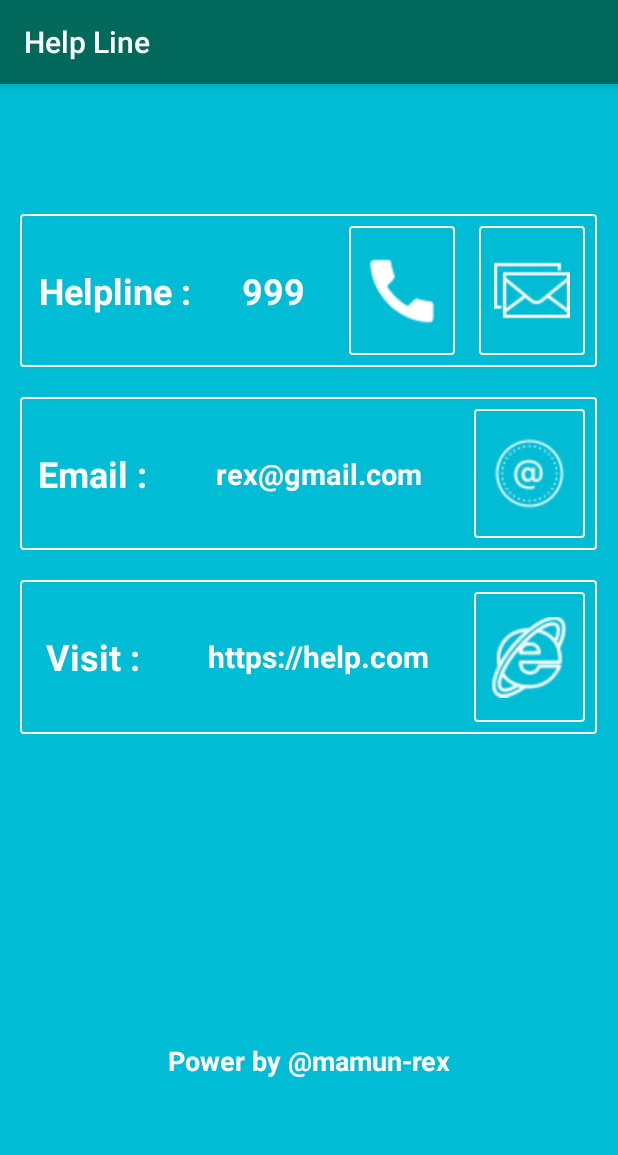
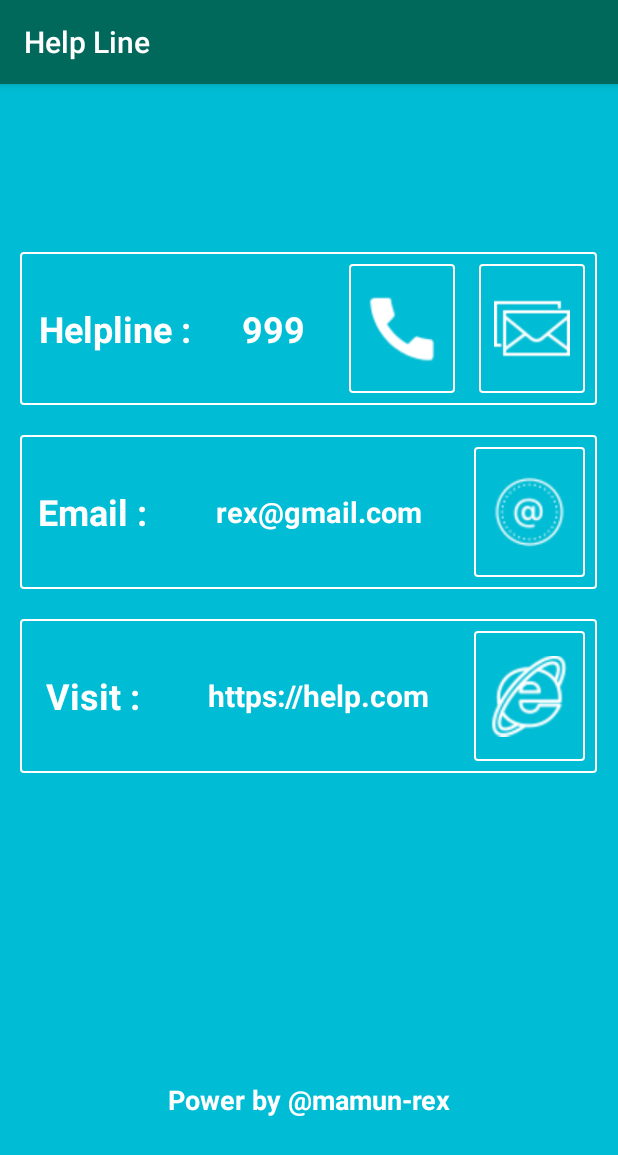
Before and after one commit to Mamunrex/HelplineApplication, an Android app: the screen it shows after launch (MainActivity), on a phone screen of 412 x 824 dp. Shown: the top 1155 px of the screen. Run offline under Robolectric (Android 15) with nearby library versions, the phone set to English and light mode, and no system bars.

Commit message:
test commit

```diff
--- a/app/src/main/res/layout/activity_main.xml
+++ b/app/src/main/res/layout/activity_main.xml
@@ -11,7 +11,7 @@
 
     <LinearLayout
         android:layout_width="match_parent"
-        android:layout_weight=".3"
+        android:layout_weight=".4"
         android:layout_height="0dp">
 
     </LinearLayout>
```
